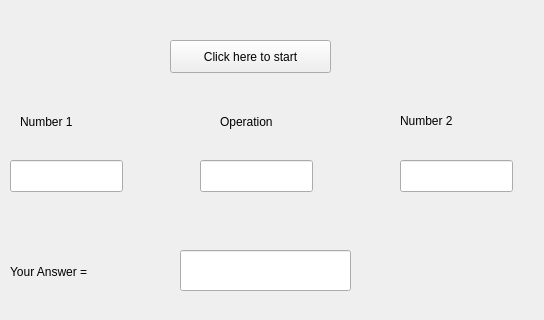
Before: the Qt Designer form mainwindow.ui in sherxyar/solid-maths, drawn with Qt 5; both pictures show x 0 to 544 and y 0 to 320 of the 544 by 515 pixel window.
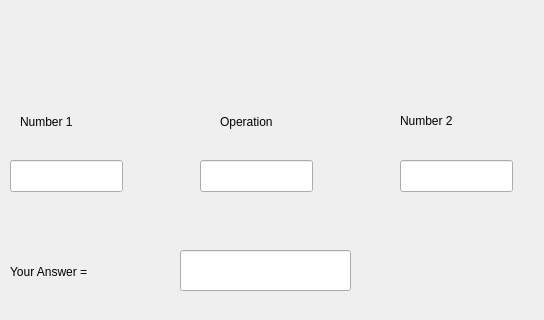
After: the same form once the commit is applied.

```diff
--- a/mainwindow.ui
+++ b/mainwindow.ui
@@ -157,19 +157,6 @@
      <string>Operation</string>
     </property>
    </widget>
-   <widget class="QPushButton" name="start">
-    <property name="geometry">
-     <rect>
-      <x>170</x>
-      <y>40</y>
-      <width>161</width>
-      <height>33</height>
-     </rect>
-    </property>
-    <property name="text">
-     <string>Click here to start</string>
-    </property>
-   </widget>
    <widget class="QLineEdit" name="incorrectAns">
     <property name="geometry">
      <rect>
```
Left out of the diff: 1 changed line with no effect on the pictures.
